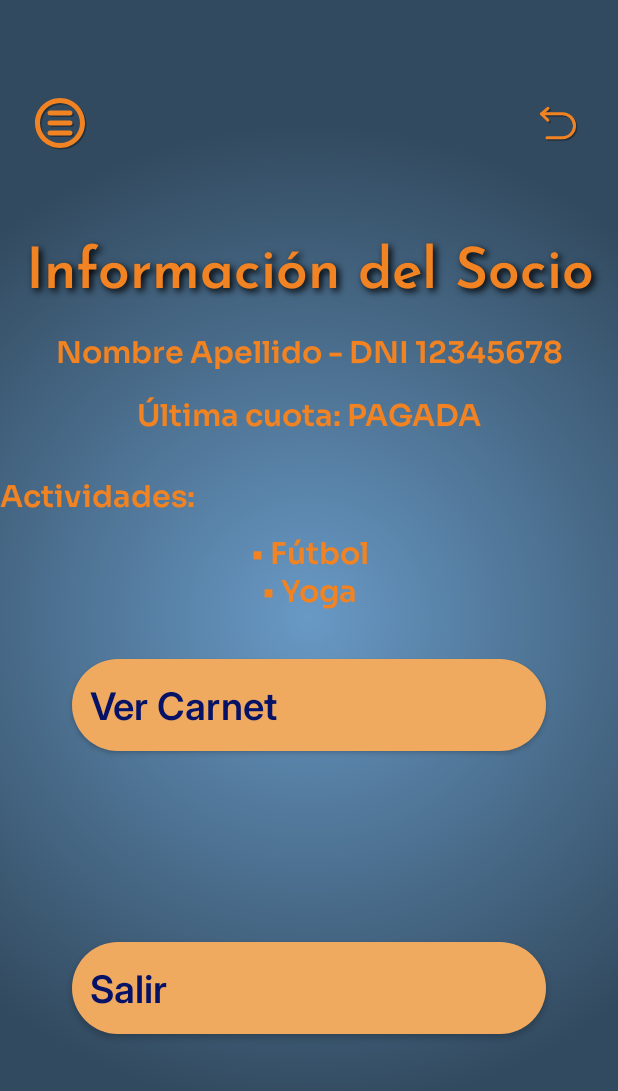
After one commit to MarinaOliva/SinergiaFitnessApp, an Android app: the SocioInfoActivity screen opened directly, with no data from a screen before it, on a phone screen of 412 x 824 dp. The commit adds this screen. Shown: the top 1091 px of the screen. Run offline under Robolectric (Android 15) with nearby library versions, the phone set to English and light mode, and no system bars.

Commit message:
Funcion de registrar socio + pantalla nueva info socio

```diff
--- a/app/src/main/AndroidManifest.xml
+++ b/app/src/main/AndroidManifest.xml
@@ -65,6 +65,9 @@
         <!-- Imprimir Recibo -->
         <activity android:name=".ui.activities.PrintReceiptActivity" />
 
+        <!-- Socio Info -->
+        <activity android:name=".ui.activities.SocioInfoActivity" />
+
 
 
     </application>
--- /dev/null
+++ b/app/src/main/java/com/example/clubdeportivosinergiafitness/ui/activities/CarnetActivity.kt
@@ -0,0 +1,4 @@
+package com.example.clubdeportivosinergiafitness.ui.activities
+
+class CarnetActivity {
+}
--- /dev/null
+++ b/app/src/main/java/com/example/clubdeportivosinergiafitness/ui/activities/SocioInfoActivity.kt
@@ -0,0 +1,49 @@
+package com.example.clubdeportivosinergiafitness.ui.activities
+
+import android.content.Intent
+import android.os.Bundle
+import android.widget.Button
+import android.widget.TextView
+import com.example.clubdeportivosinergiafitness.BaseActivity
+import com.example.clubdeportivosinergiafitness.R
+
+class SocioInfoActivity : BaseActivity() {
+
+    private lateinit var tvDatosSocio: TextView
+    private lateinit var tvEstadoCuota: TextView
+    private lateinit var tvActividades: TextView
+    private lateinit var btnVerCarnet: Button
+    private lateinit var btnSalir: Button
+
+    override fun onCreate(savedInstanceState: Bundle?) {
+        super.onCreate(savedInstanceState)
+        setContentView(R.layout.activity_socio_info)
+
+        tvDatosSocio = findViewById(R.id.tvDatosSocio)
+        tvEstadoCuota = findViewById(R.id.tvEstadoCuota)
+        tvActividades = findViewById(R.id.tvActividades)
+        btnVerCarnet = findViewById(R.id.btnVerCarnet)
+        btnSalir = findViewById(R.id.btnSalir)
+
+        // Simulamos datos recibidos
+        val nombre = intent.getStringExtra("nombre") ?: "Nombre"
+        val apellido = intent.getStringExtra("apellido") ?: "Apellido"
+        val tipoDoc = intent.getStringExtra("tipo_doc") ?: "DNI"
+        val numeroDoc = intent.getStringExtra("nro_doc") ?: "12345678"
+        val cuotaPagada = intent.getBooleanExtra("cuota_pagada", true)
+        val actividades = intent.getStringArrayListExtra("actividades") ?: arrayListOf("Fútbol", "Yoga")
+
+        tvDatosSocio.text = "$nombre $apellido - $tipoDoc $numeroDoc"
+        tvEstadoCuota.text = "Última cuota: ${if (cuotaPagada) "PAGADA" else "VENCIDA"}"
+        tvActividades.text = actividades.joinToString(separator = "\n") { "• $it" }
+
+        btnVerCarnet.setOnClickListener {
+            val intent = Intent(this, CarnetActivity::class.java)
+            startActivity(intent)
+        }
+
+        btnSalir.setOnClickListener {
+            finish()
+        }
+    }
+}
--- /dev/null
+++ b/app/src/main/res/layout/activity_socio_info.xml
@@ -0,0 +1,102 @@
+<?xml version="1.0" encoding="utf-8"?>
+<androidx.constraintlayout.widget.ConstraintLayout
+    xmlns:android="http://schemas.android.com/apk/res/android"
+    xmlns:app="http://schemas.android.com/apk/res-auto"
+    android:layout_width="match_parent"
+    android:layout_height="match_parent">
+
+    <!-- Título -->
+    <TextView
+        android:id="@+id/tvTitulo"
+        android:layout_width="0dp"
+        android:layout_height="wrap_content"
+        android:text="Información del Socio"
+        android:textAppearance="@style/AppTitleText"
+        android:gravity="center"
+        android:layout_marginTop="24dp"
+        app:layout_constraintTop_toTopOf="parent"
+        app:layout_constraintStart_toStartOf="parent"
+        app:layout_constraintEnd_toEndOf="parent" />
+
+    <!-- Datos personales -->
+    <TextView
+        android:id="@+id/tvDatosSocio"
+        android:layout_width="0dp"
+        android:layout_height="wrap_content"
+        android:layout_marginTop="16dp"
+        android:text="Nombre Apellido - DNI 12345678"
+        android:textAppearance="@style/AppBodyText"
+        android:textAlignment="center"
+        app:layout_constraintTop_toBottomOf="@id/tvTitulo"
+        app:layout_constraintStart_toStartOf="parent"
+        app:layout_constraintEnd_toEndOf="parent"/>
+
+    <!-- Estado de cuota -->
+    <TextView
+        android:id="@+id/tvEstadoCuota"
+        android:layout_width="0dp"
+        android:layout_height="wrap_content"
+        android:text="Última cuota: PAGADA"
+        android:textAppearance="@style/AppBodyText"
+        android:textAlignment="center"
+        android:layout_marginTop="12dp"
+        app:layout_constraintTop_toBottomOf="@id/tvDatosSocio"
+        app:layout_constraintStart_toStartOf="parent"
+        app:layout_constraintEnd_toEndOf="parent"/>
+
+    <!-- Lista de actividades -->
+    <TextView
+        android:id="@+id/tvActividadesTitulo"
+        android:layout_width="0dp"
+        android:layout_height="wrap_content"
+        android:text="Actividades:"
+        android:textAppearance="@style/AppBodyText"
+        android:layout_marginTop="24dp"
+        app:layout_constraintTop_toBottomOf="@id/tvEstadoCuota"
+        app:layout_constraintStart_toStartOf="parent"
+        app:layout_constraintEnd_toEndOf="parent"/>
+
+    <TextView
+        android:id="@+id/tvActividades"
+        android:layout_width="0dp"
+        android:layout_height="wrap_content"
+        android:text="• Fútbol\n• Yoga\n• Natación"
+        android:textAppearance="@style/AppBodyText"
+        android:textAlignment="center"
+        android:layout_marginTop="8dp"
+        app:layout_constraintTop_toBottomOf="@id/tvActividadesTitulo"
+        app:layout_constraintStart_toStartOf="parent"
+        app:layout_constraintEnd_toEndOf="parent"/>
+
+    <!-- Botón Ver Carnet -->
+    <Button
+        android:id="@+id/btnVerCarnet"
+        android:layout_width="0dp"
+        android:layout_height="wrap_content"
+        android:text="Ver Carnet"
+        style="@style/PrimaryButtonStyle"
+        android:textAppearance="@style/PrimaryButtonText"
+        android:layout_marginTop="32dp"
+        android:layout_marginStart="48dp"
+        android:layout_marginEnd="48dp"
+        app:layout_constraintTop_toBottomOf="@id/tvActividades"
+        app:layout_constraintStart_toStartOf="parent"
+        app:layout_constraintEnd_toEndOf="parent"/>
+
+    <!-- Botón Salir -->
+    <Button
+        android:id="@+id/btnSalir"
+        android:layout_width="0dp"
+        android:layout_height="wrap_content"
+        android:text="Salir"
+        style="@style/PrimaryButtonStyle"
+        android:textAppearance="@style/PrimaryButtonText"
+        android:layout_marginTop="16dp"
+        android:layout_marginBottom="24dp"
+        android:layout_marginStart="48dp"
+        android:layout_marginEnd="48dp"
+        app:layout_constraintTop_toBottomOf="@id/btnVerCarnet"
+        app:layout_constraintStart_toStartOf="parent"
+        app:layout_constraintEnd_toEndOf="parent"
+        app:layout_constraintBottom_toBottomOf="parent"/>
+</androidx.constraintlayout.widget.ConstraintLayout>
```
Also changed, not shown: app/src/main/java/com/example/clubdeportivosinergiafitness/data/ClubDBHelper.kt (+190 -22 lines), app/src/main/java/com/example/clubdeportivosinergiafitness/ui/activities/RegisterClientActivity.kt (+50 -7 lines), app/src/main/java/com/example/clubdeportivosinergiafitness/ui/activities/RegisterMemberActivity.kt (+59 -18 lines).
